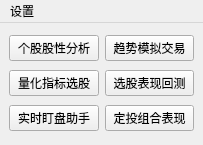
The window that QtDesign/MainWindow.ui (victor647/QuantumStockTrade) describes before a commit, drawn with Qt 5.
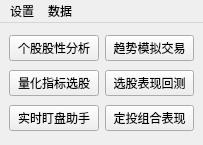
The same window after the commit.

Patch:
```diff
--- a/QtDesign/MainWindow.ui
+++ b/QtDesign/MainWindow.ui
@@ -159,7 +159,15 @@
     <addaction name="actReconnect"/>
     <addaction name="actTradeSettings"/>
    </widget>
+   <widget class="QMenu" name="menu_2">
+    <property name="title">
+     <string>数据</string>
+    </property>
+    <addaction name="actGetStockList"/>
+    <addaction name="actGetStockData"/>
+   </widget>
    <addaction name="menu"/>
+   <addaction name="menu_2"/>
   </widget>
   <action name="actReconnect">
    <property name="text">
```
Left out of the diff: 44 changed lines with no effect on the pictures.
